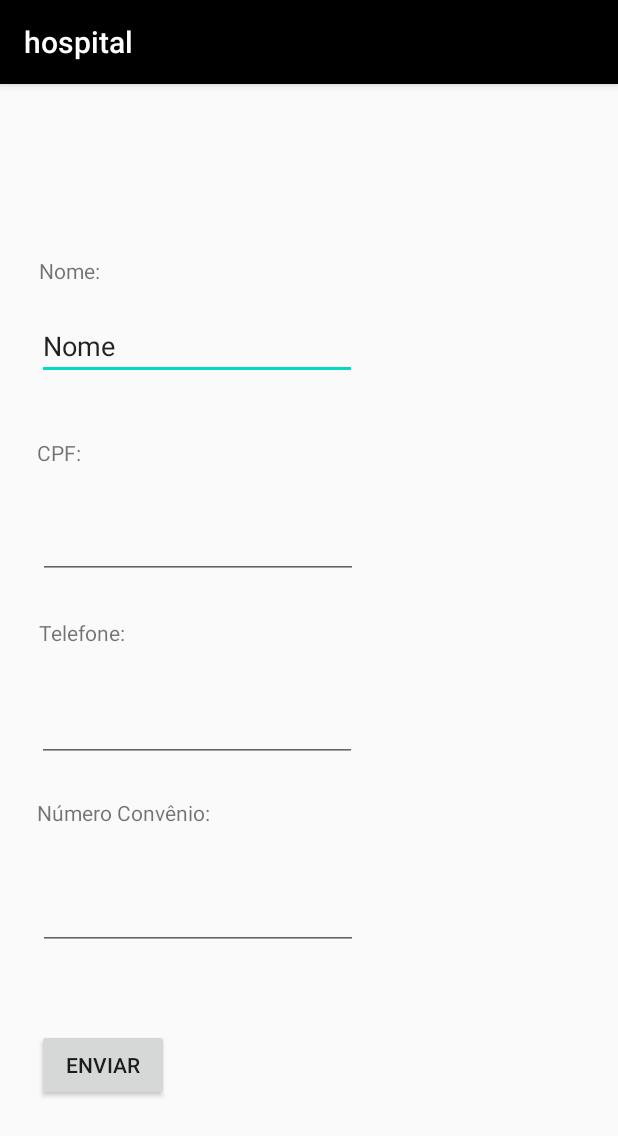
After one commit to MarceloBuch/hospital-app-v2, an Android app: the activityRegister screen opened directly, with no data from a screen before it, on a phone screen of 412 x 824 dp. The commit adds this screen. Shown: the top 1136 px of the screen. Run offline under Robolectric (Android 15) with nearby library versions, the phone set to English and light mode, and no system bars; 1 statement that could not run was skipped.

Commit message:
final commit

```diff
--- a/app/src/main/AndroidManifest.xml
+++ b/app/src/main/AndroidManifest.xml
@@ -15,7 +15,8 @@
         android:theme="@style/AppTheme"
         android:usesCleartextTraffic="true"
         tools:targetApi="m">
-        <activity android:name=".activityTemp"></activity>
+        <activity android:name=".activityRegister"></activity>
+        <activity android:name=".activityTemp" />
         <activity android:name=".activityEmer" />
         <activity android:name=".activityContact" />
         <activity android:name=".activityLocation" />
--- /dev/null
+++ b/app/src/main/java/com/example/hospital/Connection.java
@@ -0,0 +1,25 @@
+package com.example.hospital;
+
+import android.content.Context;
+import android.database.sqlite.SQLiteDatabase;
+import android.database.sqlite.SQLiteOpenHelper;
+import androidx.annotation.Nullable;
+
+public class Connection extends SQLiteOpenHelper {
+    private static final String NAME = "dbHospital";
+    private static final int VERSION = 1;
+
+    public Connection(@Nullable Context context) {
+        super(context, NAME, null, VERSION);
+    }
+
+    @Override
+    public void onCreate(SQLiteDatabase dbHospital) {
+        dbHospital.execSQL("create table user(id intenger primary key autoincrement, nome varchar(250) not null, CPF varchar(9) not null, telefone varchar(10) not null, numCon varchar(50))");
+    }
+
+    @Override
+    public void onUpgrade(SQLiteDatabase dbHospital, int oldVersion, int newVersion) {
+
+    }
+}
--- /dev/null
+++ b/app/src/main/java/com/example/hospital/activityRegister.java
@@ -0,0 +1,40 @@
+package com.example.hospital;
+
+import androidx.appcompat.app.AppCompatActivity;
+
+import android.os.Bundle;
+import android.view.View;
+import android.widget.Button;
+import android.widget.EditText;
+import android.widget.Toast;
+
+public class activityRegister extends AppCompatActivity {
+
+    private EditText nome;
+    private EditText CPF;
+    private EditText fone;
+    private EditText numCon;
+    private userDAO userDAO;
+    Button btnRegister;
+
+
+    @Override
+    protected void onCreate(Bundle savedInstanceState) {
+        super.onCreate(savedInstanceState);
+        setContentView(R.layout.activity_register);
+        nome = findViewById(R.id.ediName);
+        CPF = findViewById(R.id.ediCPF);
+        fone = findViewById(R.id.ediFone);
+        numCon = findViewById(R.id.ediNumCon);
+        btnRegister = findViewById(R.id.btnRegister);
+        userDAO = new userDAO(this);
+    }
+    public void register(View v){
+        User user = new User();
+        user.setNome(nome.getText().toString());
+        user.setCPF(CPF.getText().toString());
+        user.setFone(fone.getText().toString());
+        user.setNumCon(numCon.getText().toString());
+        Toast.makeText(activityRegister.this,"Usuário cadastrado!",Toast.LENGTH_SHORT).show();
+    }
+}
--- /dev/null
+++ b/app/src/main/java/com/example/hospital/userDAO.java
@@ -0,0 +1,24 @@
+package com.example.hospital;
+
+import android.content.ContentValues;
+import android.content.Context;
+import android.database.sqlite.SQLiteDatabase;
+
+public class userDAO {
+    private Connection connection;
+    private SQLiteDatabase dbHospital;
+
+    public userDAO(Context context){
+        connection = new Connection(context);
+        dbHospital = connection.getWritableDatabase();
+    }
+    public boolean inserir(User user){
+        ContentValues values = new ContentValues();
+        values.put("nome", user.getNome());
+        values.put("CPF",user.getCPF());
+        values.put("telefone",user.getFone());
+        values.put("numCon",user.getNumCon());
+        dbHospital.insert("user",null, values);
+        return true;
+    }
+}
--- /dev/null
+++ b/app/src/main/res/layout/activity_register.xml
@@ -0,0 +1,119 @@
+<?xml version="1.0" encoding="utf-8"?>
+<androidx.constraintlayout.widget.ConstraintLayout xmlns:android="http://schemas.android.com/apk/res/android"
+    xmlns:app="http://schemas.android.com/apk/res-auto"
+    xmlns:tools="http://schemas.android.com/tools"
+    android:layout_width="match_parent"
+    android:layout_height="match_parent"
+    tools:context=".activityRegister">
+
+    <TextView
+        android:id="@+id/txtName"
+        android:layout_width="wrap_content"
+        android:layout_height="wrap_content"
+        android:text="@string/txtName"
+        app:layout_constraintBottom_toTopOf="@+id/ediName"
+        app:layout_constraintEnd_toEndOf="parent"
+        app:layout_constraintHorizontal_bias="0.07"
+        app:layout_constraintStart_toStartOf="parent"
+        app:layout_constraintTop_toTopOf="parent"
+        app:layout_constraintVertical_bias="0.865" />
+
+    <TextView
+        android:id="@+id/txtCPF"
+        android:layout_width="wrap_content"
+        android:layout_height="wrap_content"
+        android:layout_marginTop="236dp"
+        android:text="@string/txtCPF"
+        app:layout_constraintEnd_toEndOf="parent"
+        app:layout_constraintHorizontal_bias="0.065"
+        app:layout_constraintStart_toStartOf="parent"
+        app:layout_constraintTop_toTopOf="parent" />
+
+    <TextView
+        android:id="@+id/txtFone"
+        android:layout_width="wrap_content"
+        android:layout_height="wrap_content"
+        android:layout_marginTop="356dp"
+        android:text="@string/txtFone"
+        app:layout_constraintEnd_toEndOf="parent"
+        app:layout_constraintHorizontal_bias="0.074"
+        app:layout_constraintStart_toStartOf="parent"
+        app:layout_constraintTop_toTopOf="parent" />
+
+    <TextView
+        android:id="@+id/txtNumCon"
+        android:layout_width="wrap_content"
+        android:layout_height="wrap_content"
+        android:layout_marginTop="476dp"
+        android:text="@string/txtNumCon"
+        app:layout_constraintEnd_toEndOf="parent"
+        app:layout_constraintHorizontal_bias="0.084"
+        app:layout_constraintStart_toStartOf="parent"
+        app:layout_constraintTop_toTopOf="parent" />
+
+    <Button
+        android:id="@+id/btnSubmit"
+        android:layout_width="wrap_content"
+        android:layout_height="wrap_content"
+        android:onClick="register"
+        android:text="@string/btnSubmit"
+        app:layout_constraintBottom_toBottomOf="parent"
+        app:layout_constraintEnd_toEndOf="parent"
+        app:layout_constraintHorizontal_bias="0.077"
+        app:layout_constraintStart_toStartOf="parent"
+        app:layout_constraintTop_toTopOf="parent"
+        app:layout_constraintVertical_bias="0.875" />
+
+    <EditText
+        android:id="@+id/ediName"
+        android:layout_width="wrap_content"
+        android:layout_height="wrap_content"
+        android:layout_marginTop="152dp"
+        android:ems="10"
+        android:inputType="textPersonName"
+        android:text="@string/ediName"
+        app:layout_constraintEnd_toEndOf="parent"
+        app:layout_constraintHorizontal_bias="0.124"
+        app:layout_constraintStart_toStartOf="parent"
+        app:layout_constraintTop_toTopOf="parent" />
+
+    <EditText
+        android:id="@+id/ediCPF"
+        android:layout_width="wrap_content"
+        android:layout_height="wrap_content"
+        android:ems="10"
+        android:inputType="number"
+        app:layout_constraintBottom_toTopOf="@+id/txtFone"
+        app:layout_constraintEnd_toEndOf="parent"
+        app:layout_constraintHorizontal_bias="0.129"
+        app:layout_constraintStart_toStartOf="parent"
+        app:layout_constraintTop_toBottomOf="@+id/txtCPF"
+        app:layout_constraintVertical_bias="0.535" />
+
+    <EditText
+        android:id="@+id/ediFone"
+        android:layout_width="wrap_content"
+        android:layout_height="wrap_content"
+        android:ems="10"
+        android:inputType="phone"
+        app:layout_constraintBottom_toTopOf="@+id/txtNumCon"
+        app:layout_constraintEnd_toEndOf="parent"
+        app:layout_constraintHorizontal_bias="0.124"
+        app:layout_constraintStart_toStartOf="parent"
+        app:layout_constraintTop_toBottomOf="@+id/txtFone"
+        app:layout_constraintVertical_bias="0.571" />
+
+    <EditText
+        android:id="@+id/ediNumCon"
+        android:layout_width="wrap_content"
+        android:layout_height="wrap_content"
+        android:ems="10"
+        android:inputType="number"
+        app:layout_constraintBottom_toTopOf="@+id/btnSubmit"
+        app:layout_constraintEnd_toEndOf="parent"
+        app:layout_constraintHorizontal_bias="0.129"
+        app:layout_constraintStart_toStartOf="parent"
+        app:layout_constraintTop_toBottomOf="@+id/txtNumCon"
+        app:layout_constraintVertical_bias="0.413" />
+
+</androidx.constraintlayout.widget.ConstraintLayout>
--- a/app/src/main/res/values/colors.xml
+++ b/app/src/main/res/values/colors.xml
@@ -9,7 +9,7 @@
     <color name="primaryText">#000000</color>
     <color name="secundaryText">#1a1a1a</color>
     <color name="primaryTextNight">#ffffff</color>
-    <color name="secundaryTextNight">#cfcfcf</color>
+    <color name="secundaryTextNight">#000000</color>
     <color name="buttonText">#000000</color>
     <color name="cardBG">#ffffff</color>
     <color name="cardBGNight">#1a1a1a</color>
--- a/app/src/main/res/values/strings.xml
+++ b/app/src/main/res/values/strings.xml
@@ -21,4 +21,14 @@
     <string name="btnCallEmer">LIGAR PARA O SAMU</string>
     <string name="btnTemp">Avaliar temperatura</string>
     <string name="switchDarkMode">DarkMode</string>
+    <string name="btnRegis">Cadastrar usuário</string>
+    <string name="btnSubmit">Enviar</string>
+    <string name="txtName">Nome:</string>
+    <string name="txtCPF">CPF: </string>
+    <string name="txtFone">Telefone: </string>
+    <string name="txtNumCon">Número Convênio:</string>
+    <string name="ediName">Nome</string>
+    <string name="ediCPF">CPF</string>
+    <string name="ediFone">Telefone</string>
+    <string name="ediNumCon">Número Convênio</string>
 </resources>
```
Also changed, not shown: app/src/main/java/com/example/hospital/MainActivity.java (+6 -1 lines), app/src/main/java/com/example/hospital/User.java (added, +51 -0 lines), app/src/main/java/com/example/hospital/helperr/AppPreferencesManager.java (added, +23 -0 lines), app/src/main/res/layout/activity_main.xml (+15 -3 lines), app/src/main/res/values/attr.xml (added, +9 -0 lines).
